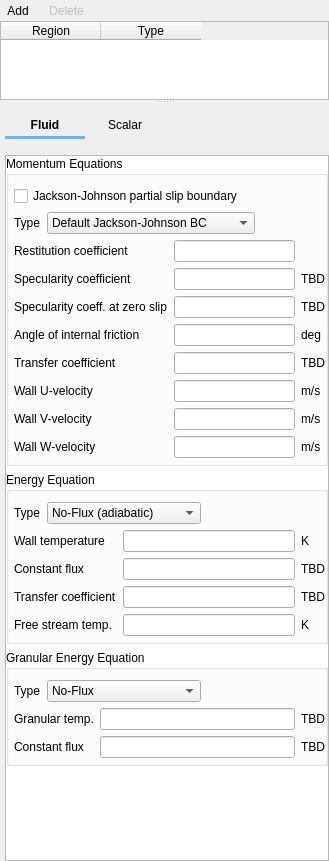
Above: gui/uifiles/boundary_conditions.ui from truongd8593/mfix before the change. Below: the same form after it.
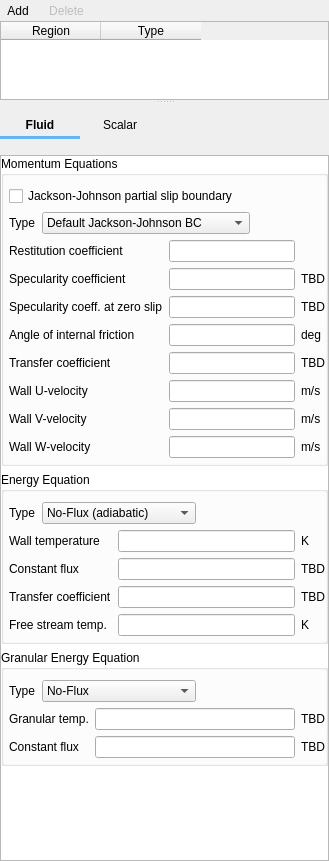
That is the form after the change. Custom widgets are drawn as their Qt base class.

Diff of the .ui file:
```diff
--- a/gui/uifiles/boundary_conditions.ui
+++ b/gui/uifiles/boundary_conditions.ui
@@ -188,7 +188,7 @@
       </property>
       <layout class="QGridLayout" name="gridLayout_2">
        <property name="leftMargin">
-        <number>5</number>
+        <number>0</number>
        </property>
        <property name="topMargin">
         <number>10</number>
```
